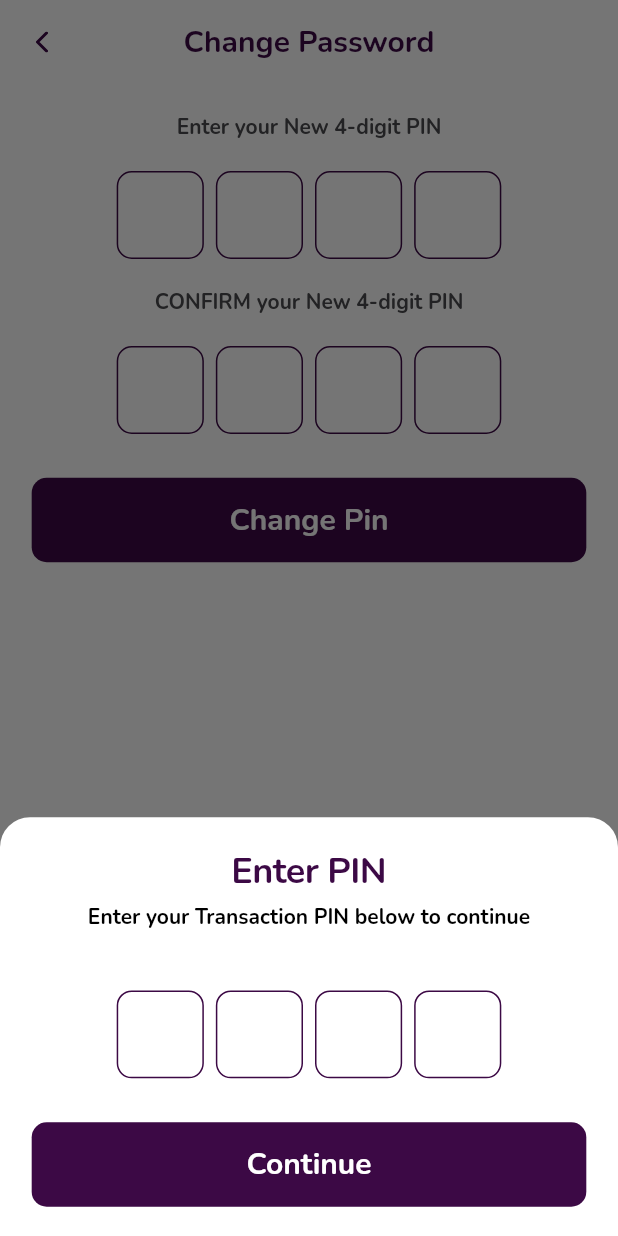
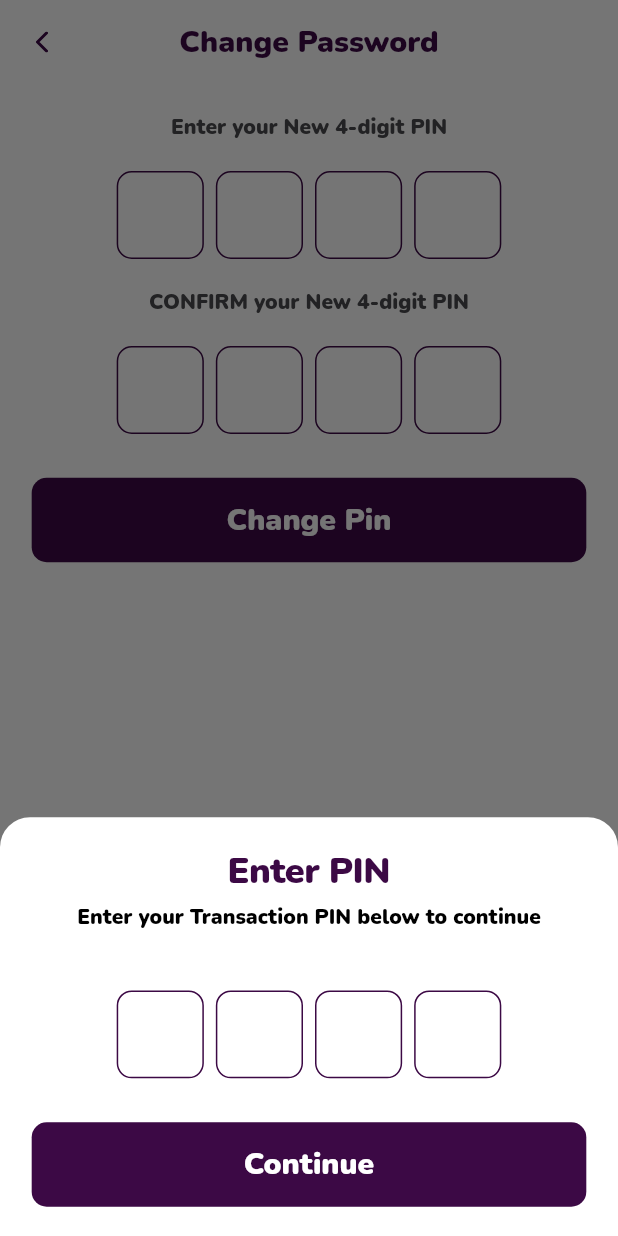
Before and after one commit to maraz-dev/hebron_pay, a Flutter app: the DashBoard screen opened by its route, item 3 of the bottom bar chosen, after a tap on "Change Pin", on a phone screen of 412 x 824 dp. Run offline on Flutter 3.47's test engine with Material 2 defaults, Android fonts, the phone set to English and light mode, and no system bars; drawn by our look-alikes of pinput; our stand-ins replace flutter_native_splash, flutter_svg.

Commit message:
Added new bold font

```diff
--- a/lib/constants.dart
+++ b/lib/constants.dart
@@ -38,7 +38,7 @@ String helpAndSupportIcon = "assets/images/icons/helpIcon.svg";
 String termsAndConditionIcon = "assets/images/icons/termsIcon.svg";
 String arrowRightIcon = "assets/images/icons/arrowRight.svg";
 String privacyIcon = "assets/images/icons/privacyPolicyIcon.svg";
-String notificationReadIcon = "asssets/images/icons/notificationRead.svg";
+String notificationReadIcon = "assets/images/icons/notificationRead.svg";
 
 /// PinThemes for default OTP
 PinTheme kDefaultPin(BuildContext context) {
@@ -46,7 +46,7 @@ PinTheme kDefaultPin(BuildContext context) {
       width: getProportionateScreenWidth(55),
       height: getProportionateScreenHeight(60),
       textStyle: Theme.of(context).textTheme.bodyLarge!.copyWith(
-          color: kBlackColor, fontSize: 20, fontWeight: FontWeight.bold),
+          color: kBlackColor, fontSize: 20, fontWeight: FontWeight.w700),
       decoration: BoxDecoration(
           borderRadius: BorderRadius.circular(10),
           border: Border.all(color: kPrimaryColor)));
@@ -58,7 +58,7 @@ PinTheme kFocusedPin(BuildContext context) {
       width: getProportionateScreenWidth(55),
       height: getProportionateScreenHeight(60),
       textStyle: Theme.of(context).textTheme.bodyLarge!.copyWith(
-          color: kPrimaryColor, fontSize: 20, fontWeight: FontWeight.bold),
+          color: kPrimaryColor, fontSize: 20, fontWeight: FontWeight.w700),
       decoration: BoxDecoration(
           borderRadius: BorderRadius.circular(10),
           border: Border.all(color: kPrimaryColor, width: 3)));
--- a/lib/features/home/presentation/pages/home.dart
+++ b/lib/features/home/presentation/pages/home.dart
@@ -22,9 +22,12 @@ class HomeScreen extends StatelessWidget {
           style: Theme.of(context).textTheme.displaySmall,
         ),
         actions: [
-          GestureDetector(
-            onTap: () {},
-            child: SvgPicture.asset(notificationReadIcon),
+          Padding(
+            padding: EdgeInsets.only(right: getProportionateScreenWidth(20)),
+            child: GestureDetector(
+              onTap: () {},
+              child: SvgPicture.asset(notificationReadIcon),
+            ),
           )
         ],
       ),
--- a/lib/theme.dart
+++ b/lib/theme.dart
@@ -41,19 +41,19 @@ TextTheme textTheme() {
   return const TextTheme(
     displayLarge: TextStyle(
       fontSize: 28,
-      fontWeight: FontWeight.bold,
+      fontWeight: FontWeight.w700,
       letterSpacing: -0.4,
       color: kPrimaryColor,
     ),
     displayMedium: TextStyle(
       fontSize: 24,
-      fontWeight: FontWeight.bold,
+      fontWeight: FontWeight.w700,
       letterSpacing: -0.4,
       color: kPrimaryColor,
     ),
     displaySmall: TextStyle(
       fontSize: 20,
-      fontWeight: FontWeight.bold,
+      fontWeight: FontWeight.w700,
       letterSpacing: 0,
       color: kPrimaryColor,
     ),
--- a/pubspec.yaml
+++ b/pubspec.yaml
@@ -48,3 +48,5 @@ flutter:
     - family: Nunito
       fonts:
         - asset: assets/fonts/Nunito-VariableFont_wght.ttf
+        - asset: assets/fonts/Nunito-Black.ttf
+          weight: 700
```
Also changed, not shown: assets/fonts/Nunito-Black.ttf (added).
